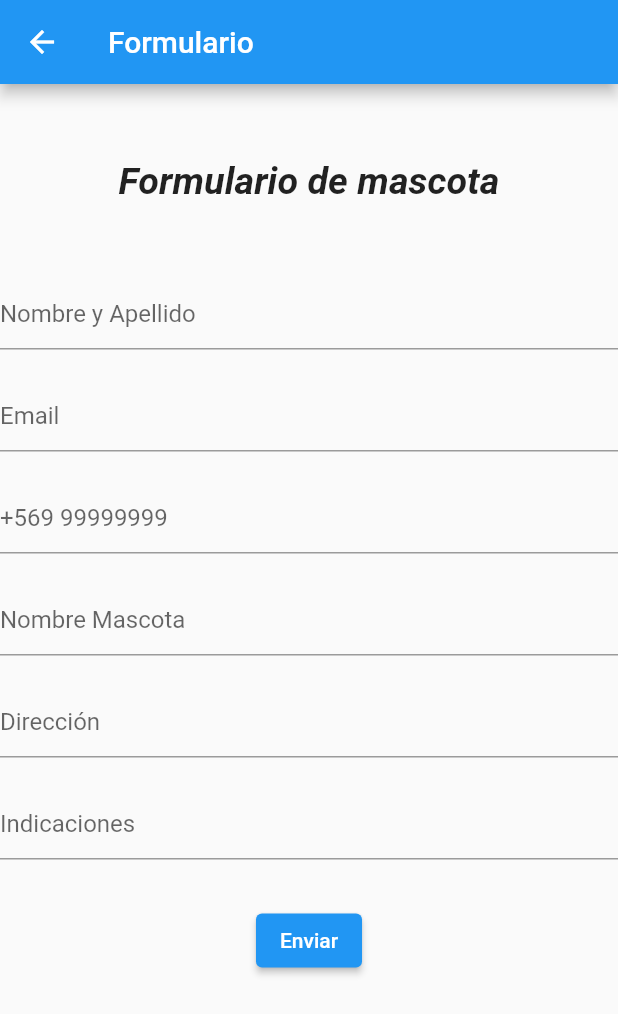
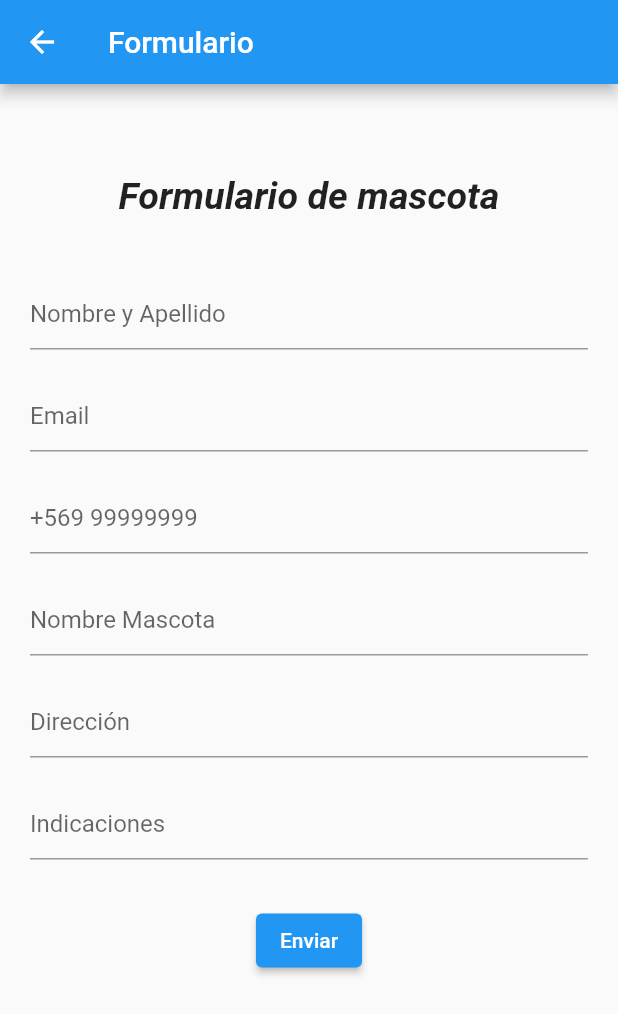
Before and after one commit to JulietteOssandon98/dahev, a Flutter app: the PrimeraPantalla screen opened directly, after a tap on "Reserva su estadía", on a phone screen of 412 x 824 dp. Shown: the top 1014 px of the screen. Run offline on Flutter 3.47's test engine with Material 2 defaults, Android fonts, the phone set to English and light mode, and no system bars; network calls fail.

Commit message:
gestos y detalles

```diff
--- a/lib/barra_inferior.dart
+++ b/lib/barra_inferior.dart
@@ -27,16 +27,16 @@ class _BarraEstado extends State<BarraInferior> {
               label: 'Inicio',
               backgroundColor: Colors.lightBlue),
           BottomNavigationBarItem(
-              icon: Icon(Icons.business),
+              icon: Icon(Icons.room_service),
               label: 'Servicios',
               backgroundColor: Colors.blue),
           BottomNavigationBarItem(
-              icon: Icon(Icons.dynamic_form),
+              icon: Icon(Icons.list),
               label: 'Formulario',
               backgroundColor: Colors.blue),
           BottomNavigationBarItem(
               icon: Icon(Icons.pets),
-              label: 'Macotas',
+              label: 'Animación',
               backgroundColor: Colors.blue),
         ],
         currentIndex: _currentIndex,
--- a/lib/formulario.dart
+++ b/lib/formulario.dart
@@ -16,13 +16,14 @@ class _TerceraPantallaEstado extends State<TerceraPantalla> {
         title: Text("Formulario"),
       ),
       body: Container(
+        margin: EdgeInsets.all(20.0),
         child: Form(
           key: _formKey,
           child: Column(
             crossAxisAlignment: CrossAxisAlignment.center,
             children: <Widget>[
               Padding(
-                padding: EdgeInsets.all(50.0),
+                padding: EdgeInsets.all(40.0),
                 child: Text(
                   'Formulario de mascota',
                   style: TextStyle(
@@ -107,11 +108,7 @@ class _TerceraPantallaEstado extends State<TerceraPantalla> {
                 padding: const EdgeInsets.all(30.0),
                 child: ElevatedButton(
                   onPressed: () {
-                    // Validate will return true if the form is valid, or false if
-                    // the form is invalid.
-                    if (_formKey.currentState!.validate()) {
-                      // Process data.
-                    }
+                    if (_formKey.currentState!.validate()) {}
                   },
                   child: const Text('Enviar'),
                 ),
--- a/lib/inicio.dart
+++ b/lib/inicio.dart
@@ -10,26 +10,17 @@ class PrimeraPantalla extends StatelessWidget {
         title: const Text('Hotel Pet'),
       ),
       body: Container(
+        color: Colors.white,
         child: Column(
           children: <Widget>[
             Padding(
-              padding: EdgeInsets.all(30.0),
-              child: Text(
-                'Bienvenido a Hotel Pet',
-                style: TextStyle(
-                  fontWeight: FontWeight.bold,
-                  fontStyle: FontStyle.italic,
-                  fontSize: 30,
-                ),
-              ),
-            ),
-            Padding(
-                padding: EdgeInsets.all(10.0),
+                padding: EdgeInsets.only(top: 40, bottom: 10),
                 child: Text(
                   'No sólo tú estarás de',
                   style: TextStyle(
                     fontStyle: FontStyle.normal,
-                    fontSize: 20,
+                    fontSize: 25,
+                    color: Colors.blue,
                   ),
                 )),
             Padding(
@@ -37,26 +28,27 @@ class PrimeraPantalla extends StatelessWidget {
               child: Text(
                 'VACACIONES,',
                 style: TextStyle(
-                  fontStyle: FontStyle.italic,
-                  fontSize: 23,
-                ),
+                    fontStyle: FontStyle.italic,
+                    fontSize: 28,
+                    color: Colors.blue),
               ),
             ),
             Padding(
-              padding: EdgeInsets.all(10.0),
+              padding: EdgeInsets.only(top: 10, bottom: 20),
               child: Text(
                 'ellos también lo estarán',
                 style: TextStyle(
                   fontStyle: FontStyle.normal,
-                  fontSize: 20,
+                  fontSize: 25,
+                  color: Colors.blue,
                 ),
               ),
             ),
             const Image(
               image: NetworkImage(
-                  'https://static1.st8fm.com/es_US/img/si/750/dog-health-issues-by-breed-and-common-cat-diseases.jpg'),
+                  'https://image.freepik.com/vector-gratis/lindo-perro-gato-amigo-caricatura_138676-2432.jpg'),
             ),
-            const SizedBox(height: 30),
+            const SizedBox(height: 20),
             ElevatedButton(
               onPressed: () {
                 Navigator.push(context,
@@ -64,20 +56,6 @@ class PrimeraPantalla extends StatelessWidget {
               },
               child: const Text('Reserva su estadía'),
             ),
-            ElevatedButton(
-              onPressed: () {
-                Navigator.push(context,
-                    MaterialPageRoute(builder: (context) => SegundaPantalla()));
-              },
-              child: const Text('Revisa nuestros servicios'),
-            ),
-            ElevatedButton(
-              onPressed: () {
-                Navigator.push(context,
-                    MaterialPageRoute(builder: (context) => CuartaPantalla()));
-              },
-              child: const Text('Juega con los gestos'),
-            ),
           ],
         ),
       ),
```
Also changed, not shown: lib/gestos.dart (+30 -28 lines), lib/servicios.dart (+44 -16 lines).
